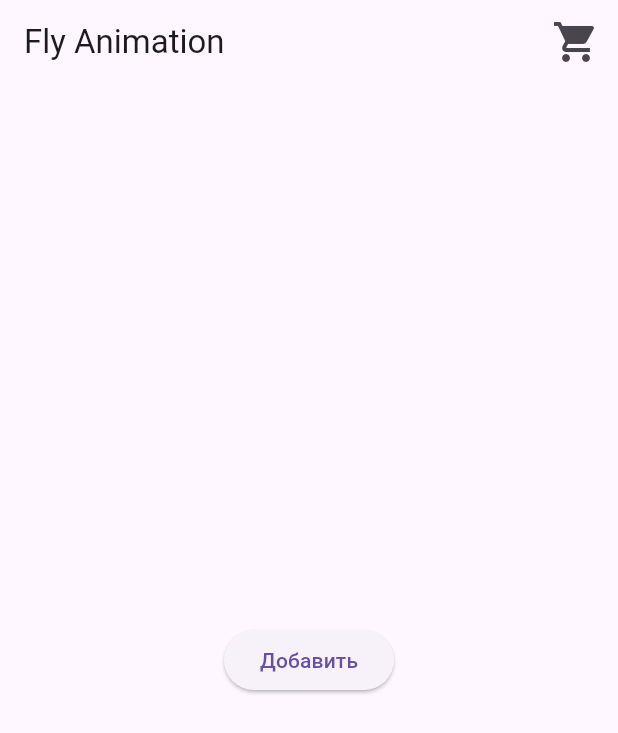
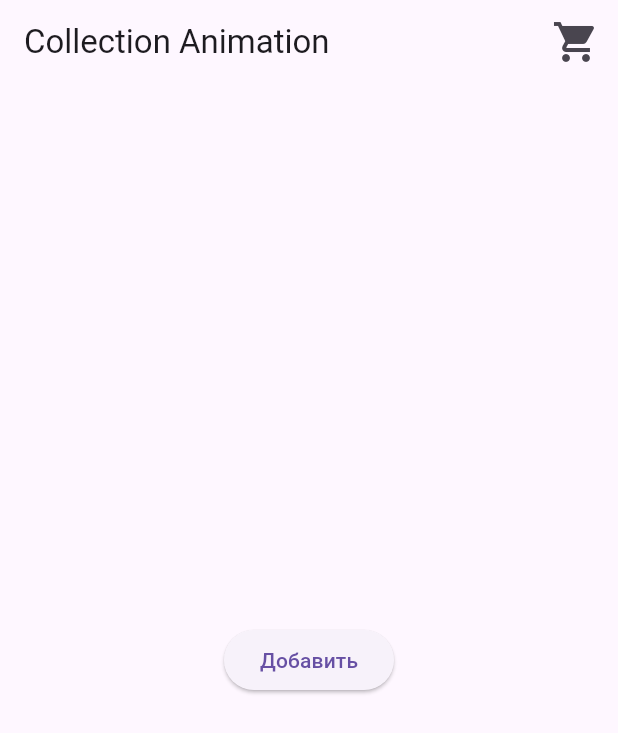
Before and after one commit to pRpJ132/collection_animated_flutter, a Flutter app: the screen it shows after launch, on a phone screen of 412 x 824 dp. Shown: the top 733 px of the screen. Run offline on Flutter 3.47's test engine with Material 3 defaults, Android fonts, the phone set to English and light mode, and no system bars.

```diff
--- a/example/lib/main.dart
+++ b/example/lib/main.dart
@@ -33,7 +33,7 @@ class _DemoPageState extends State<DemoPage> with TickerProviderStateMixin {
   Widget build(BuildContext context) {
     return Scaffold(
       appBar: AppBar(
-        title: const Text("Fly Animation"),
+        title: const Text("Collection Animation"),
         actions: [
           Padding(
             padding: const EdgeInsets.all(12),
--- a/pubspec.yaml
+++ b/pubspec.yaml
@@ -1,7 +1,7 @@
 name: collection_animated
-description: "A new Flutter package project."
+description: "Collection Animated flutter package"
 version: 0.0.1
-homepage:
+homepage: https://github.com/pRpJ132/collection_animated_flutter
 
 environment:
   sdk: ^3.11.5
```
Also changed, not shown: 4 other files.
